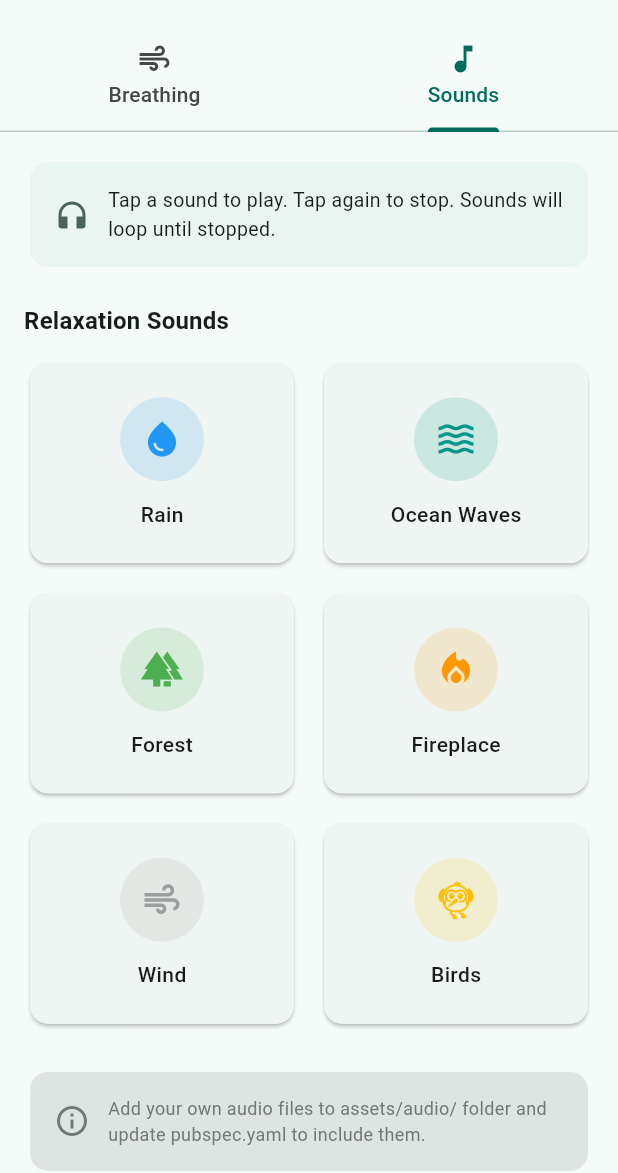
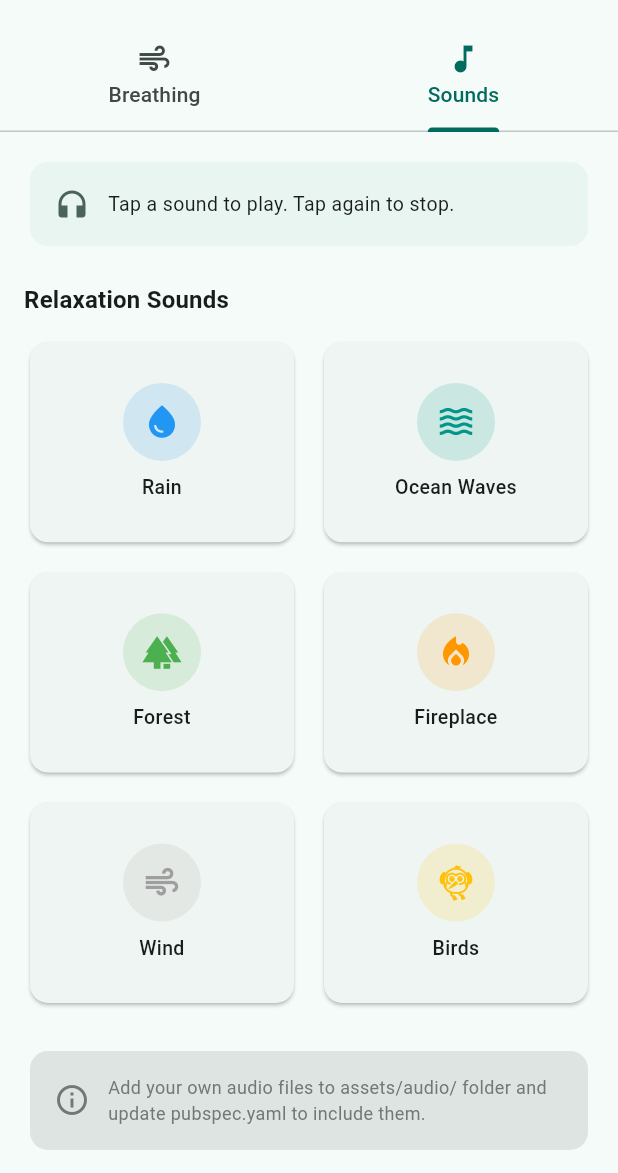
Before and after one commit to chamithusithmaka/WellnessApp, a Flutter app: the RelaxScreen screen opened directly, tab 2 chosen, on a phone screen of 412 x 824 dp, the part 63-1236 px from its top. Run offline on Flutter 3.47's test engine with Material 3 defaults, Android fonts, the phone set to English and light mode, and no system bars; our stand-ins replace cloud_firestore, connectivity_plus, firebase_auth, firebase_core, fl_chart, flutter_dotenv and 3 more; accounts and stored records are empty.

Commit message:
Refactor meditation sounds tab for improved audio playback and UI updates

```diff
--- a/lib/screens/relax/relax_screen.dart
+++ b/lib/screens/relax/relax_screen.dart
@@ -334,7 +334,6 @@ class _MeditationSoundsTab extends StatefulWidget {
 class _MeditationSoundsTabState extends State<_MeditationSoundsTab> {
   final AudioPlayer _audioPlayer = AudioPlayer();
   String? _currentlyPlaying;
-  bool _isLoading = false;
 
   // Sound options with asset paths
   final List<Map<String, dynamic>> _sounds = [
@@ -383,39 +382,31 @@ class _MeditationSoundsTabState extends State<_MeditationSoundsTab> {
   }
 
   Future<void> _playSound(String name, String asset) async {
-    try {
     // If same sound is playing, stop it
     if (_currentlyPlaying == name) {
-        await _audioPlayer.stop();
-        setState(() => _currentlyPlaying = null);
+      await _stopAll();
       return;
     }
 
-      setState(() => _isLoading = true);
+    try {
+      // Stop any current sound first
+      await _audioPlayer.stop();
 
-      // Stop current sound
-      await _audioPlayer.stop();
+      // Update state immediately to show selection
+      setState(() => _currentlyPlaying = name);
 
       // Load and play new sound
       await _audioPlayer.setAsset(asset);
-      _audioPlayer.setLoopMode(LoopMode.one); // Loop the sound
+      _audioPlayer.setLoopMode(LoopMode.one);
       await _audioPlayer.play();
-
-      setState(() {
-        _currentlyPlaying = name;
-        _isLoading = false;
-      });
     } catch (e) {
       debugPrint('Audio error: $e');
-      setState(() {
-        _isLoading = false;
-        _currentlyPlaying = null;
-      });
+      setState(() => _currentlyPlaying = null);
 
       if (mounted) {
         ScaffoldMessenger.of(context).showSnackBar(
           SnackBar(
-            content: Text('Could not play audio: $name'),
+            content: Text('Could not play: $name'),
             backgroundColor: Theme.of(context).colorScheme.error,
           ),
         );
@@ -449,8 +440,7 @@ class _MeditationSoundsTabState extends State<_MeditationSoundsTab> {
                   const SizedBox(width: 12),
                   const Expanded(
                     child: Text(
-                      'Tap a sound to play. Tap again to stop. '
-                      'Sounds will loop until stopped.',
+                      'Tap a sound to play. Tap again to stop.',
                       style: TextStyle(fontSize: 13),
                     ),
                   ),
@@ -460,43 +450,21 @@ class _MeditationSoundsTabState extends State<_MeditationSoundsTab> {
           ),
           const SizedBox(height: 20),
 
-          // Currently playing indicator
+          // Currently playing indicator with stop button
           if (_currentlyPlaying != null) ...[
             Card(
               color: colorScheme.primaryContainer,
-              child: Padding(
-                padding: const EdgeInsets.all(16),
-                child: Row(
-                  children: [
-                    Icon(
-                      Icons.music_note,
-                      color: colorScheme.primary,
+              child: ListTile(
+                leading: Icon(Icons.music_note, color: colorScheme.primary),
+                title: Text(_currentlyPlaying!, style: const TextStyle(fontWeight: FontWeight.bold)),
+                subtitle: const Text('Now Playing'),
+                trailing: FilledButton.icon(
+                  onPressed: _stopAll,
+                  icon: const Icon(Icons.stop),
+                  label: const Text('Stop'),
+                  style: FilledButton.styleFrom(
+                    backgroundColor: colorScheme.error,
                   ),
-                    const SizedBox(width: 12),
-                    Expanded(
-                      child: Column(
-                        crossAxisAlignment: CrossAxisAlignment.start,
-                        children: [
-                          const Text(
-                            'Now Playing',
-                            style: TextStyle(fontSize: 12),
-                          ),
-                          Text(
-                            _currentlyPlaying!,
-                            style: const TextStyle(
-                              fontWeight: FontWeight.bold,
-                              fontSize: 16,
-                            ),
-                          ),
-                        ],
-                      ),
-                    ),
-                    IconButton(
-                      icon: const Icon(Icons.stop),
-                      onPressed: _stopAll,
-                      tooltip: 'Stop',
-                    ),
-                  ],
                 ),
               ),
             ),
@@ -520,12 +488,11 @@ class _MeditationSoundsTabState extends State<_MeditationSoundsTab> {
             childAspectRatio: 1.3,
             children: _sounds.map((sound) {
               final isPlaying = _currentlyPlaying == sound['name'];
-              return _SoundCard(
+              return _SimpleSoundCard(
                 name: sound['name'],
                 icon: sound['icon'],
                 color: sound['color'],
                 isPlaying: isPlaying,
-                isLoading: _isLoading && _currentlyPlaying == null,
                 onTap: () => _playSound(sound['name'], sound['asset']),
               );
             }).toList(),
@@ -562,21 +529,19 @@ class _MeditationSoundsTabState extends State<_MeditationSoundsTab> {
   }
 }
 
-// Sound card widget
-class _SoundCard extends StatelessWidget {
+// Simplified sound card widget
+class _SimpleSoundCard extends StatelessWidget {
   final String name;
   final IconData icon;
   final Color color;
   final bool isPlaying;
-  final bool isLoading;
   final VoidCallback onTap;
 
-  const _SoundCard({
+  const _SimpleSoundCard({
     required this.name,
     required this.icon,
     required this.color,
     required this.isPlaying,
-    required this.isLoading,
     required this.onTap,
   });
 
@@ -584,50 +549,38 @@ class _SoundCard extends StatelessWidget {
   Widget build(BuildContext context) {
     return Card(
       elevation: isPlaying ? 4 : 1,
-      color: isPlaying ? color.withValues(alpha: 0.15) : null,
+      color: isPlaying ? color.withValues(alpha: 0.2) : null,
       child: InkWell(
         onTap: onTap,
         borderRadius: BorderRadius.circular(12),
         child: Padding(
-          padding: const EdgeInsets.all(16),
+          padding: const EdgeInsets.all(12),
           child: Column(
             mainAxisAlignment: MainAxisAlignment.center,
             children: [
-              Stack(
-                alignment: Alignment.center,
-                children: [
               Container(
-                    width: 56,
-                    height: 56,
+                width: 52,
+                height: 52,
                 decoration: BoxDecoration(
                   color: color.withValues(alpha: 0.15),
                   shape: BoxShape.circle,
+                  border: isPlaying ? Border.all(color: color, width: 2) : null,
                 ),
-                    child: Icon(icon, color: color, size: 28),
-                  ),
-                  if (isPlaying)
-                    SizedBox(
-                      width: 64,
-                      height: 64,
-                      child: CircularProgressIndicator(
-                        strokeWidth: 2,
+                child: Icon(
+                  isPlaying ? Icons.pause : icon,
                   color: color,
+                  size: 26,
                 ),
               ),
-                ],
-              ),
-              const SizedBox(height: 12),
+              const SizedBox(height: 8),
               Text(
                 name,
                 style: TextStyle(
                   fontWeight: isPlaying ? FontWeight.bold : FontWeight.w500,
                   color: isPlaying ? color : null,
+                  fontSize: 13,
                 ),
-              ),
-              if (isPlaying)
-                Text(
-                  'Playing',
-                  style: TextStyle(fontSize: 12, color: color),
+                textAlign: TextAlign.center,
               ),
             ],
           ),
```
Also changed, not shown: pubspec.lock. Lines whose indentation alone changed are shown as unchanged.
